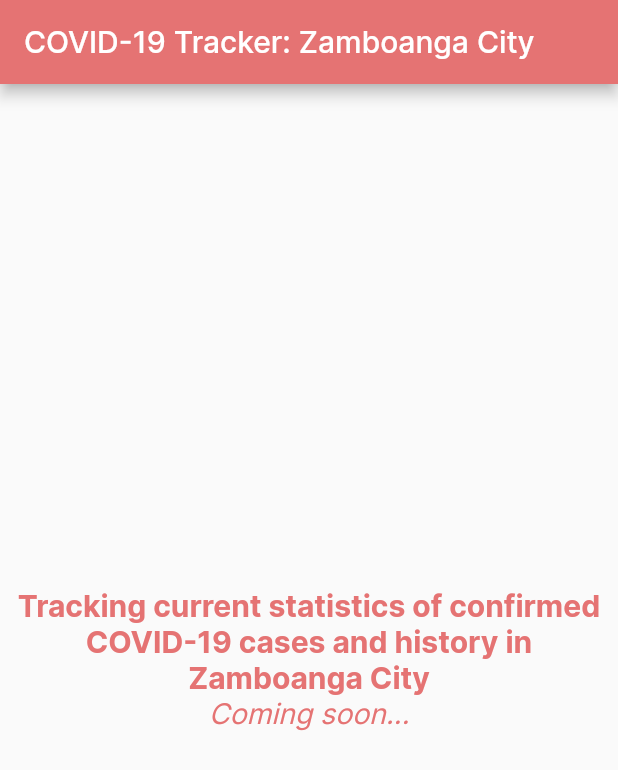
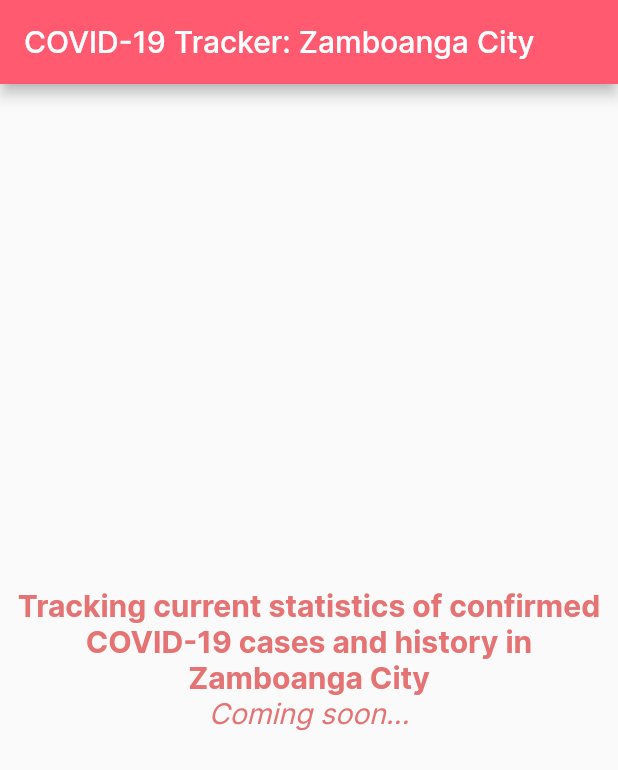
Before and after one commit to zambotech/covid19zc_app, a Flutter app: the screen it shows after launch, on a phone screen of 412 x 824 dp. Shown: the top 770 px of the screen. Run offline on Flutter 3.47's test engine with Material 2 defaults, Android fonts, the phone set to English and light mode, and no system bars.

Commit message:
feat: change primary color (#7)
* feat: change the primary color

```diff
--- /dev/null
+++ b/lib/assets/hex.dart
@@ -0,0 +1,6 @@
+hexColor (String colorhexcode) {
+  String colornew = '0xff' + colorhexcode;
+  colornew = colornew.replaceAll('#', '');
+  int colorint = int.parse(colornew);
+  return colorint;
+}
--- a/lib/main.dart
+++ b/lib/main.dart
@@ -1,15 +1,18 @@
 import 'package:flutter/material.dart';
+import 'assets/hex.dart';
 
 void main() => runApp(MyApp());
 
 class MyApp extends StatelessWidget {
+
   // This widget is the root of your application.
   @override
   Widget build(BuildContext context) {
     return MaterialApp(
+      debugShowCheckedModeBanner: false,
       theme: ThemeData(
         primarySwatch: Colors.red,
-        primaryColor: Colors.red[300],
+        primaryColor: Color(hexColor('#FF5A6F')),
         accentColor: Colors.red[200],
         fontFamily: 'Inter'
       ),
```
